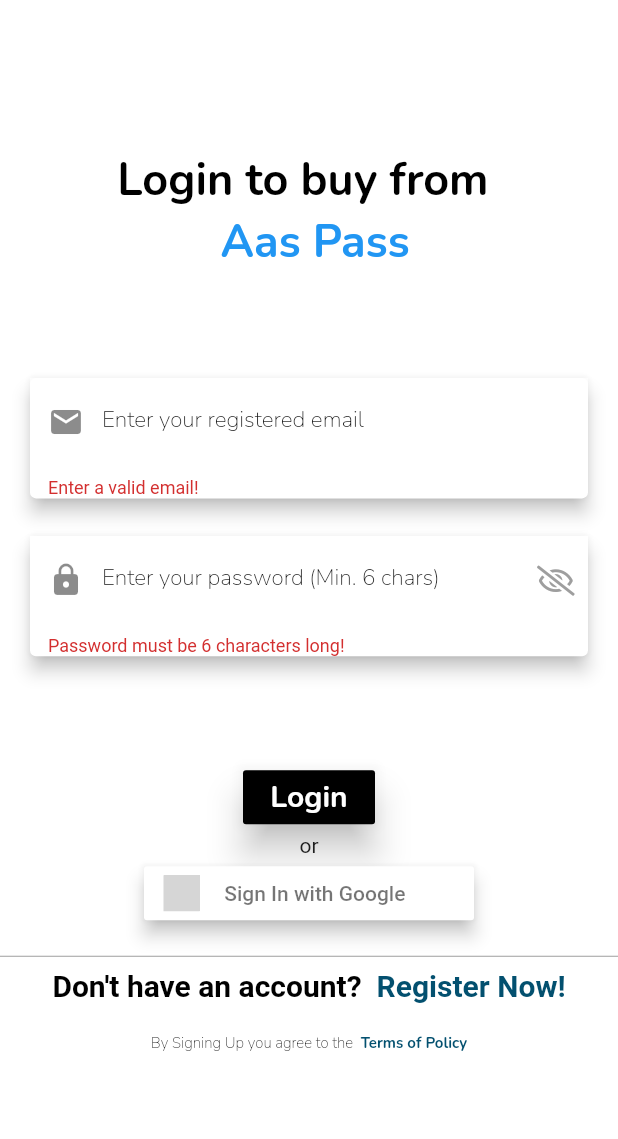
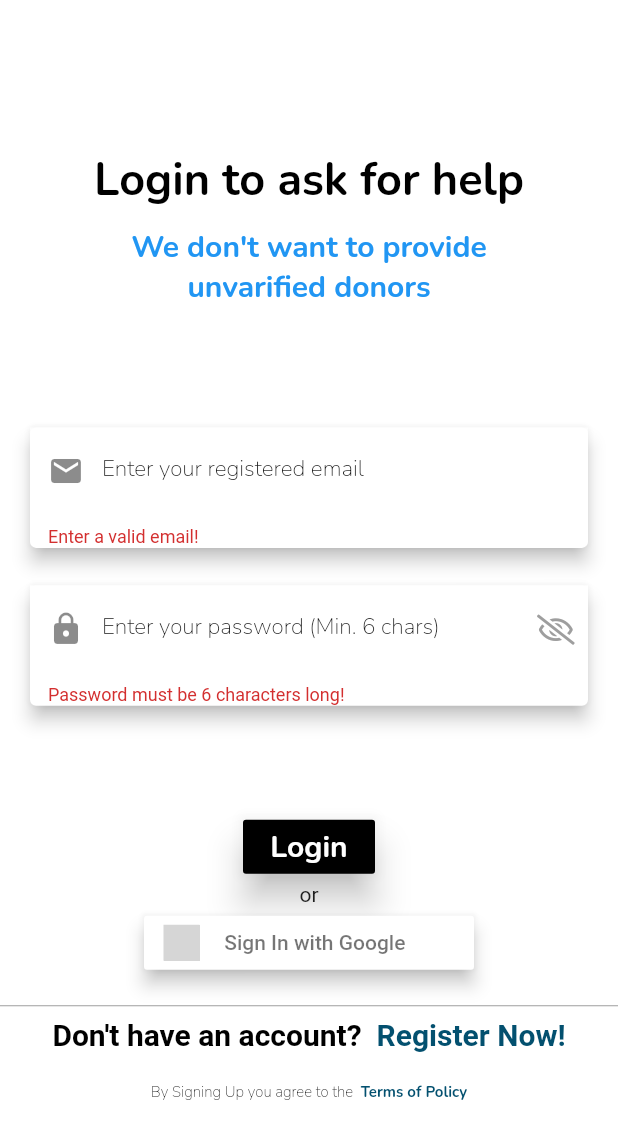
Before and after one commit to ayushs136/NO-COVID, a Flutter app: the screen it shows after launch, after a tap on "Login", on a phone screen of 412 x 824 dp. Shown: the top 1139 px of the screen. Run offline on Flutter 3.47's test engine with Material 2 defaults, Android fonts, the phone set to English and light mode, and no system bars; our stand-ins replace auto_size_text, cached_network_image, cloud_firestore, dio, firebase_auth, firebase_core and 14 more; missing offline and left inert: country_state_city_picker, firebase_admob, flutter_auth_buttons, geocoder; accounts and stored records are empty; grey boxes are pictures that could not be loaded.

Commit message:
Fixed user profile page and changed login texts

```diff
--- a/lib/Screens/Home/sidebar.dart
+++ b/lib/Screens/Home/sidebar.dart
@@ -117,6 +117,9 @@ class SideBarMenu extends StatelessWidget {
                           )),
                 );
               }),
+              ListTile(
+                title: Text("Connect here for support:\nkronosa136@gmail.com"),
+              )
         ],
       ),
     );
--- a/lib/Screens/authentication/login.dart
+++ b/lib/Screens/authentication/login.dart
@@ -128,17 +128,24 @@ class _LoginState extends State<Login> {
                 alignment: Alignment.center,
                 child: Column(
                   mainAxisAlignment: MainAxisAlignment.center,
+                   crossAxisAlignment: CrossAxisAlignment.center,
                   children: [
                     Column(
                       mainAxisAlignment: MainAxisAlignment.center,
+                      crossAxisAlignment: CrossAxisAlignment.center,
                       children: [
                         Text(
-                          "Login to buy from ",
+                          "Login to ask for help",
                           style: myStyle(30, Colors.black, FontWeight.bold),
+                           textAlign: TextAlign.center,
                         ),
-                        Text(
-                          " Aas Pass",
-                          style: myStyle(30, Colors.blue, FontWeight.bold),
+                        Padding(
+                          padding: const EdgeInsets.all(10.0),
+                          child: Text(
+                            "We don't want to provide\nunvarified donors",
+                            style: myStyle(20, Colors.blue, FontWeight.bold),
+                            textAlign: TextAlign.center,
+                          ),
                         ),
                       ],
                     ),
--- a/lib/Screens/authentication/signup.dart
+++ b/lib/Screens/authentication/signup.dart
@@ -147,7 +147,7 @@ khali hai mtlb null hai
       body: loading == false
           ? SingleChildScrollView(
               child: Container(
-                padding: EdgeInsets.only(top: 100),
+                padding: EdgeInsets.only(top: 50  ),
                 alignment: Alignment.center,
                 child: Column(
                   mainAxisAlignment: MainAxisAlignment.center,
@@ -157,20 +157,20 @@ khali hai mtlb null hai
                       mainAxisAlignment: MainAxisAlignment.center,
                       children: [
                         Text(
-                          "Sign Up for to buy from ",
+                          "Sign Up to ask for help",
                           style: myStyle(30, Colors.black, FontWeight.bold),
                         ),
                         SizedBox(
                           width: 10,
                         ),
                         Text(
-                          "Aas Pass",
+                          "No Covid: Help Desk",
                           style: myStyle(30, Colors.blue, FontWeight.bold),
                         ),
                       ],
                     ),
                     Text(
-                      "in less than a minute!",
+                      "We value your time!",
                       style: myStyle(25, Colors.black, FontWeight.bold),
                     ),
                     SizedBox(height: 20),
--- a/lib/Screens/splash_screen.dart
+++ b/lib/Screens/splash_screen.dart
@@ -2,6 +2,7 @@ import 'dart:async';
 
 import 'package:flutter/material.dart';
 import 'package:flutter/services.dart';
+import 'package:helpdesk_shift/Screens/authentication/login.dart';
 import 'package:helpdesk_shift/main.dart';
 import 'package:helpdesk_shift/provider/assets.dart';
 
@@ -53,9 +54,16 @@ class _SplashScreenState extends State<SplashScreen> {
               Container(
                 decoration:
                     BoxDecoration(borderRadius: BorderRadius.circular(50)),
-                child: Image.asset(
-                  Assets.helpDeskLogo,
+                child: Column(
+                  children: [
+                    Image.asset(
+                      Assets.covidBackground,
+                    ),
+                    Text("NO COVID: HELP DESK", style: myStyle(20, Colors.blue, FontWeight.bold),
+                            textAlign: TextAlign.center,),
+                  ],
                 ),
+
               ),
               SizedBox(height: 10),
               CircularProgressIndicator(
```
Also changed, not shown: lib/Screens/Home/chat_screens/quite_box.dart (+16 -17 lines), lib/Screens/Home/feeds.dart (+7 -7 lines), lib/Screens/Home/helpers_profile.dart (+26 -26 lines), lib/Screens/Home/user_profile.dart (+114 -81 lines), 3 other files.
